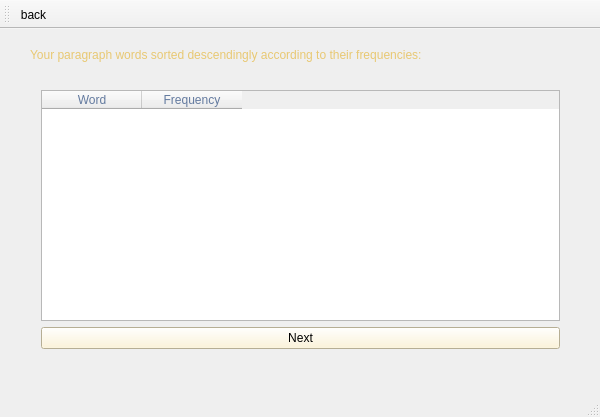
Before: the Qt Designer form SortDesc.ui in Rrr3rrr2004/Word-Frequency-Count, drawn with Qt 5.
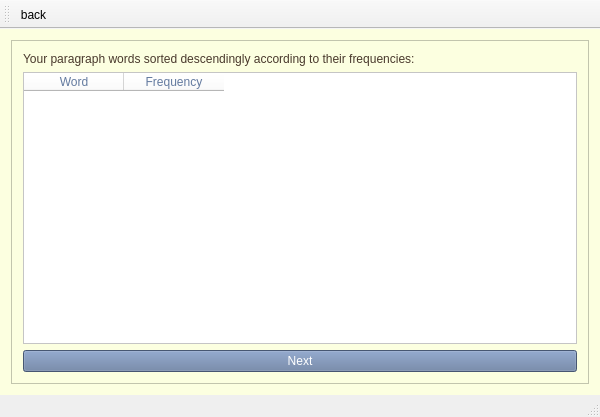
After: the same form once the commit is applied. Icons and pictures are not drawn.

```diff
--- a/SortDesc.ui
+++ b/SortDesc.ui
@@ -14,37 +14,35 @@
    <string>SortDesc</string>
   </property>
   <widget class="QWidget" name="centralWidget">
+   <property name="styleSheet">
+    <string notr="true">background-color: rgb(252, 255, 224);</string>
+   </property>
+   <layout class="QGridLayout" name="gridLayout_2">
+    <item row="0" column="0">
+     <widget class="QFrame" name="frame">
+      <property name="frameShape">
+       <enum>QFrame::Shape::StyledPanel</enum>
+      </property>
+      <property name="frameShadow">
+       <enum>QFrame::Shadow::Raised</enum>
+      </property>
+      <layout class="QGridLayout" name="gridLayout">
+       <item row="0" column="0">
    <widget class="QLabel" name="label">
-    <property name="geometry">
-     <rect>
-      <x>30</x>
-      <y>10</y>
-      <width>521</width>
-      <height>31</height>
-     </rect>
-    </property>
     <property name="styleSheet">
-     <string notr="true">color: rgb(232, 200, 114);
-font: 700 12pt &quot;Times New Roman&quot;;</string>
+          <string notr="true">font: 700 12pt &quot;Times New Roman&quot;;
+color: rgb(73, 57, 44);</string>
     </property>
     <property name="text">
      <string>Your paragraph words sorted descendingly according to their frequencies:</string>
     </property>
    </widget>
-   <widget class="QWidget" name="layoutWidget">
-    <property name="geometry">
-     <rect>
-      <x>30</x>
-      <y>50</y>
-      <width>541</width>
-      <height>281</height>
-     </rect>
-    </property>
-    <layout class="QVBoxLayout" name="verticalLayout">
-     <item>
+       </item>
+       <item row="1" column="0">
       <widget class="QTableWidget" name="sortDescTable">
        <property name="styleSheet">
         <string notr="true">color: rgb(99, 122, 159);
+background-color: rgb(255, 255, 255);
 font: 700 10pt &quot;Traditional Arabic&quot;;
 alternate-background-color: rgb(201, 215, 221);</string>
        </property>
@@ -60,11 +58,12 @@
        </column>
       </widget>
      </item>
-     <item>
+       <item row="2" column="0">
       <widget class="QPushButton" name="next">
        <property name="styleSheet">
-        <string notr="true">background-color: rgb(255, 243, 207);
-font: 700 10pt &quot;Times New Roman&quot;;</string>
+          <string notr="true">font: 700 15pt &quot;Traditional Arabic&quot;;
+background-color: rgb(99, 122, 159);
+color: rgb(255, 255, 255);</string>
        </property>
        <property name="text">
         <string>Next</string>
@@ -73,6 +72,8 @@
      </item>
     </layout>
    </widget>
+    </item>
+   </layout>
   </widget>
   <widget class="QToolBar" name="mainToolBar">
    <attribute name="toolBarArea">
```
Left out of the diff: 3 changed lines with no effect on the pictures. Lines whose indentation alone changed are shown as unchanged.
